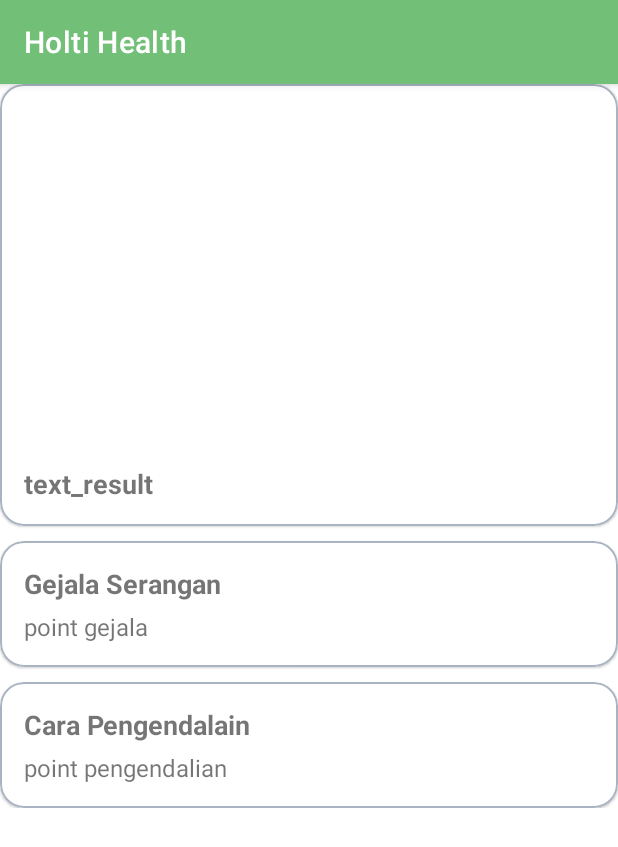
After one commit to AkmalRendiansyah/Holti-Health, an Android app: the DetailHistoryActivity screen opened directly, with no data from a screen before it, on a phone screen of 412 x 824 dp. The commit adds this screen. Shown: the top 847 px of the screen. Run offline under Robolectric (Android 15) with nearby library versions, the phone set to English and light mode, and no system bars; pictures from the network do not load.

Commit message:
Add detail history and fix UriImage

```diff
--- a/mobile-development/app/build.gradle.kts
+++ b/mobile-development/app/build.gradle.kts
@@ -68,7 +68,7 @@ dependencies {
     implementation("androidx.room:room-ktx:2.5.2")
     ksp("androidx.room:room-compiler:2.5.2")
 
-    implementation ("com.github.bumptech.glide:glide:4.15.1")
+    implementation ("com.github.bumptech.glide:glide:4.16.0")
 
     implementation ("org.tensorflow:tensorflow-lite:2.13.0")
     implementation("com.google.android.gms:play-services-tflite-support:16.1.0")
--- a/mobile-development/app/src/main/java/com/holtihealth/app/MyApplication.kt
+++ b/mobile-development/app/src/main/java/com/holtihealth/app/MyApplication.kt
@@ -11,7 +11,7 @@ import kotlinx.coroutines.SupervisorJob
 class MyApplication : Application() {
     private val applicationScope = CoroutineScope(SupervisorJob())
     val database by lazy { HoltiDatabase.getDatabase(this, applicationScope) }
-    val articelRepository by lazy { ArticleRepository(database.articleDao())}
+    val articleRepository by lazy { ArticleRepository(database.articleDao())}
     val diseaseRepository by lazy { DiseaseRepository(database.diseaseDao())}
     val historyRepository by lazy {HistoryRepository(database.historyDao())}
 
--- a/mobile-development/app/src/main/java/com/holtihealth/app/ViewModelFactory.kt
+++ b/mobile-development/app/src/main/java/com/holtihealth/app/ViewModelFactory.kt
@@ -6,13 +6,17 @@ import com.holtihealth.app.database.ArticleRepository
 import com.holtihealth.app.database.DiseaseRepository
 import com.holtihealth.app.database.HistoryRepository
 import com.holtihealth.app.ui.article.ArticleViewModel
+import com.holtihealth.app.ui.detailArticle.DetailArticleViewModel
+import com.holtihealth.app.ui.detailHistory.DetailHistoryViewModel
 import com.holtihealth.app.ui.history.HistoryViewModel
 import com.holtihealth.app.ui.scan.ResultViewModel
 
 class ViewModelFactory(
     private val diseaseRepository: DiseaseRepository? = null,
     private val articleRepository: ArticleRepository? = null,
-    private val historyRepository: HistoryRepository? = null
+    private val historyRepository: HistoryRepository? = null,
+    private val articleId: Int? = null,
+    private val historyId: Int? = null
 ) : ViewModelProvider.Factory {
 
     override fun <T : ViewModel> create(modelClass: Class<T>): T {
@@ -25,6 +29,12 @@ class ViewModelFactory(
         } else if (modelClass.isAssignableFrom(HistoryViewModel::class.java)){
             @Suppress("UNCHECKED_CAST")
             return  HistoryViewModel(historyRepository!!) as T
+        } else if (modelClass.isAssignableFrom(DetailArticleViewModel::class.java)) {
+            @Suppress("UNCHECKED_CAST")
+            return DetailArticleViewModel(articleRepository!!, articleId!!) as T
+        } else if (modelClass.isAssignableFrom(DetailHistoryViewModel::class.java)) {
+            @Suppress("UNCHECKED_CAST")
+            return  DetailHistoryViewModel(historyRepository!!, historyId!!) as T
         }
         throw IllegalArgumentException("Unknown ViewModel class")
     }
--- a/mobile-development/app/src/main/java/com/holtihealth/app/database/HistoryRepository.kt
+++ b/mobile-development/app/src/main/java/com/holtihealth/app/database/HistoryRepository.kt
@@ -12,7 +12,7 @@ class HistoryRepository(private val historyDao: HistoryDao) {
 
     fun getAllHistoryWithDisease(): LiveData<List<HistoryWithDisease>> = historyDao.getAllHistoryWithDisease()
 
-    fun getHistoryById(historyId: Int): LiveData<HistoryWithDisease> {
+    fun getHistoryDetail(historyId: Int): LiveData<HistoryWithDisease> {
         return historyDao.getHistoryById(historyId)
     }
 }
--- a/mobile-development/app/src/main/java/com/holtihealth/app/ui/detailArticle/DetailArticleViewModel.kt
+++ b/mobile-development/app/src/main/java/com/holtihealth/app/ui/detailArticle/DetailArticleViewModel.kt
@@ -10,5 +10,4 @@ class DetailArticleViewModel (private val repository: ArticleRepository, article
 
     val getdetail: LiveData<Article> = repository.getArticleDetail(articleId)
 
-
 }
--- /dev/null
+++ b/mobile-development/app/src/main/java/com/holtihealth/app/ui/detailHistory/DetailHistoryActivity.kt
@@ -0,0 +1,74 @@
+package com.holtihealth.app.ui.detailHistory
+
+import android.content.Intent
+import android.content.pm.PackageManager
+import android.net.Uri
+import android.os.Bundle
+import android.util.Log
+import androidx.activity.enableEdgeToEdge
+import androidx.activity.viewModels
+import androidx.appcompat.app.AppCompatActivity
+import androidx.core.app.ActivityCompat
+import androidx.core.content.ContextCompat
+import androidx.core.view.ViewCompat
+import androidx.core.view.WindowInsetsCompat
+import androidx.lifecycle.ViewModelProvider
+import com.bumptech.glide.Glide
+
+import com.holtihealth.app.MyApplication
+import com.holtihealth.app.R
+import com.holtihealth.app.ViewModelFactory
+import com.holtihealth.app.database.HistoryWithDisease
+import com.holtihealth.app.databinding.ActivityDetailHistoryBinding
+import com.holtihealth.app.ui.detailArticle.DetailArticleViewModel
+
+class DetailHistoryActivity : AppCompatActivity() {
+    private lateinit var binding: ActivityDetailHistoryBinding
+
+    private val myApplication by lazy {
+        application as? MyApplication ?: throw IllegalStateException("Application is not an instance of MyApplication")
+    }
+
+    private val detailHistoryViewModel: DetailHistoryViewModel by lazy {
+        val historyId = intent.getIntExtra("HISTORY_ID", 0)
+        ViewModelProvider(
+            this,
+            ViewModelFactory(historyRepository = myApplication.historyRepository, historyId = historyId)
+        )[DetailHistoryViewModel::class.java]
+    }
+
+    override fun onCreate(savedInstanceState: Bundle?) {
+        super.onCreate(savedInstanceState)
+        enableEdgeToEdge()
+
+        binding = ActivityDetailHistoryBinding.inflate(layoutInflater)
+        setContentView(binding.root)
+
+        ViewCompat.setOnApplyWindowInsetsListener(findViewById(R.id.main)) { v, insets ->
+            val systemBars = insets.getInsets(WindowInsetsCompat.Type.systemBars())
+            v.setPadding(systemBars.left, systemBars.top, systemBars.right, systemBars.bottom)
+            insets
+        }
+
+        // Observe data detail
+        detailHistoryViewModel.getDetail.observe(this) { historyWithDisease ->
+            Log.d("DetailHistoryActivity", "Received data: $historyWithDisease")
+            historyWithDisease?.let { showHistoryDetail(it) }
+        }
+    }
+
+    private fun showHistoryDetail(historyWithDisease: HistoryWithDisease) {
+        val history = historyWithDisease.history
+        val disease = historyWithDisease.disease
+
+        binding.resultTextView.text = disease.name
+        binding.indicationText.text = disease.symptoms
+        binding.controlText.text = disease.control
+
+        Glide.with(this)
+            .load(history.photoUri)
+            .into(binding.resultImageView)
+
+        Log.d("DetailHistoryActivity", "photoUri: ${history.photoUri}")
+    }
+}
--- /dev/null
+++ b/mobile-development/app/src/main/java/com/holtihealth/app/ui/detailHistory/DetailHistoryViewModel.kt
@@ -0,0 +1,11 @@
+package com.holtihealth.app.ui.detailHistory
+
+import androidx.lifecycle.LiveData
+import androidx.lifecycle.ViewModel
+import com.holtihealth.app.database.History
+import com.holtihealth.app.database.HistoryRepository
+import com.holtihealth.app.database.HistoryWithDisease
+
+class DetailHistoryViewModel (private val historyRepository: HistoryRepository, historyId: Int) : ViewModel(){
+    val getDetail : LiveData<HistoryWithDisease> = historyRepository.getHistoryDetail(historyId)
+}
--- a/mobile-development/app/src/main/java/com/holtihealth/app/ui/scan/ImageClassifierHelper.kt
+++ b/mobile-development/app/src/main/java/com/holtihealth/app/ui/scan/ImageClassifierHelper.kt
@@ -83,9 +83,7 @@ class ImageClassifierHelper(
 
         val classNames = listOf(
             "Bercak Daun", "Busuk Buah Antraknosa", "Kutu Daun",
-            "Kutu Daun Persik", "Kutu Kebul", "Lalat Buah",
-            "Layu", "Sehat", "Thrips & Tungau",
-            "Ulat Grayak", "Virus Kuning"
+            "Sehat", "Thrips & Tungau","Virus Kuning"
         )
 
         val predictedIndex = probabilities.indices.maxByOrNull { probabilities[it] } ?: -1
--- /dev/null
+++ b/mobile-development/app/src/main/res/layout/activity_detail_history.xml
@@ -0,0 +1,160 @@
+<?xml version="1.0" encoding="utf-8"?>
+<ScrollView xmlns:android="http://schemas.android.com/apk/res/android"
+    xmlns:app="http://schemas.android.com/apk/res-auto"
+    xmlns:tools="http://schemas.android.com/tools"
+    android:id="@+id/main"
+    android:layout_width="match_parent"
+    android:layout_height="match_parent"
+    android:scrollbars="none"
+    android:padding="8dp">
+
+    <androidx.constraintlayout.widget.ConstraintLayout
+        android:layout_width="match_parent"
+        android:layout_height="match_parent">
+
+        <com.google.android.material.card.MaterialCardView
+            android:id="@+id/imageResult"
+            android:layout_width="match_parent"
+            android:layout_height="wrap_content"
+            app:layout_constraintTop_toTopOf="parent"
+            app:strokeColor="@color/border"
+            tools:layout_editor_absoluteX="16dp"
+            app:cardCornerRadius="16dp"
+            app:cardElevation="1dp"
+            app:strokeWidth="1dp">
+
+            <androidx.constraintlayout.widget.ConstraintLayout
+                android:layout_width="match_parent"
+                android:layout_height="wrap_content">
+
+
+                <ImageView
+                    android:id="@+id/resultImageView"
+                    android:layout_width="match_parent"
+                    android:layout_height="0dp"
+                    android:contentDescription="@string/image_scan"
+                    android:scaleType="centerCrop"
+                    app:layout_constraintDimensionRatio="45:26"
+                    app:layout_constraintEnd_toEndOf="parent"
+                    app:layout_constraintHorizontal_bias="0.0"
+                    app:layout_constraintStart_toStartOf="parent"
+                    app:layout_constraintTop_toTopOf="parent" />
+
+                <TextView
+                    android:id="@+id/resultTextView"
+                    android:layout_width="match_parent"
+                    android:layout_height="wrap_content"
+                    android:layout_marginStart="16dp"
+                    android:layout_marginTop="16dp"
+                    android:layout_marginEnd="16dp"
+                    android:layout_marginBottom="16dp"
+                    android:ellipsize="end"
+                    android:maxLines="2"
+                    android:text="@string/text_result"
+                    android:textSize="18sp"
+                    android:textStyle="bold"
+                    app:layout_constraintBottom_toBottomOf="parent"
+                    app:layout_constraintEnd_toEndOf="parent"
+                    app:layout_constraintStart_toStartOf="parent"
+                    app:layout_constraintTop_toBottomOf="@id/resultImageView" />
+
+
+            </androidx.constraintlayout.widget.ConstraintLayout>
+        </com.google.android.material.card.MaterialCardView>
+
+        <com.google.android.material.card.MaterialCardView
+            android:id="@+id/indication"
+            android:layout_width="match_parent"
+            android:layout_height="wrap_content"
+            android:layout_marginTop="10dp"
+            android:padding="8dp"
+            app:cardCornerRadius="16dp"
+            app:cardElevation="1dp"
+            app:layout_constraintTop_toBottomOf="@+id/imageResult"
+            app:strokeColor="@color/border"
+            app:strokeWidth="1dp"
+            tools:layout_editor_absoluteX="16dp">
+
+            <androidx.constraintlayout.widget.ConstraintLayout
+                android:layout_width="match_parent"
+                android:layout_height="wrap_content">
+
+                <TextView
+                    android:id="@+id/titleIndication"
+                    android:layout_width="wrap_content"
+                    android:layout_height="wrap_content"
+                    android:layout_margin="16dp"
+                    android:text="Gejala Serangan"
+                    android:textSize="18sp"
+                    android:textStyle="bold"
+                    app:layout_constraintStart_toStartOf="parent"
+                    app:layout_constraintTop_toTopOf="parent" />
+
+                <TextView
+                    android:id="@+id/indicationText"
+                    android:layout_width="match_parent"
+                    android:layout_height="wrap_content"
+                    android:layout_marginStart="16sp"
+                    android:layout_marginTop="5dp"
+                    android:layout_marginEnd="16sp"
+                    android:layout_marginBottom="16sp"
+                    android:text="point gejala"
+                    android:textSize="16sp"
+                    app:layout_constraintBottom_toBottomOf="parent"
+                    app:layout_constraintEnd_toEndOf="parent"
+                    app:layout_constraintStart_toStartOf="parent"
+                    app:layout_constraintTop_toBottomOf="@+id/titleIndication" />
+
+            </androidx.constraintlayout.widget.ConstraintLayout>
+        </com.google.android.material.card.MaterialCardView>
+
+        <com.google.android.material.card.MaterialCardView
+            android:id="@+id/control"
+            android:layout_width="match_parent"
+            android:layout_height="wrap_content"
+            android:layout_marginTop="10dp"
+            android:padding="8dp"
+            app:cardCornerRadius="16dp"
+            app:cardElevation="1dp"
+            app:layout_constraintTop_toBottomOf="@+id/indication"
+            app:strokeColor="@color/border"
+            app:strokeWidth="1dp"
+            tools:layout_editor_absoluteX="16dp">
+
+            <androidx.constraintlayout.widget.ConstraintLayout
+                android:layout_width="match_parent"
+                android:layout_height="wrap_content">
+
+                <TextView
+                    android:id="@+id/titleControl"
+                    android:layout_width="wrap_content"
+                    android:layout_height="wrap_content"
+                    android:layout_margin="16dp"
+                    android:text="Cara Pengendalain"
+                    android:textSize="18sp"
+                    android:textStyle="bold"
+                    app:layout_constraintStart_toStartOf="parent"
+                    app:layout_constraintTop_toTopOf="parent" />
+
+                <TextView
+                    android:id="@+id/controlText"
+                    android:layout_width="match_parent"
+                    android:layout_height="wrap_content"
+                    android:layout_marginStart="16sp"
+                    android:layout_marginTop="5dp"
+                    android:layout_marginEnd="16sp"
+                    android:layout_marginBottom="16sp"
+                    android:text="point pengendalian"
+                    android:textSize="16sp"
+                    app:layout_constraintBottom_toBottomOf="parent"
+                    app:layout_constraintEnd_toEndOf="parent"
+                    app:layout_constraintStart_toStartOf="parent"
+                    app:layout_constraintTop_toBottomOf="@+id/titleControl" />
+
+            </androidx.constraintlayout.widget.ConstraintLayout>
+        </com.google.android.material.card.MaterialCardView>
+
+
+    </androidx.constraintlayout.widget.ConstraintLayout>
+
+</ScrollView>
```
Also changed, not shown: mobile-development/app/src/main/AndroidManifest.xml (+8 -6 lines), mobile-development/app/src/main/java/com/holtihealth/app/Utils.kt (+21 -0 lines), mobile-development/app/src/main/java/com/holtihealth/app/helper/InitialDataSource.kt (+77 -11 lines), mobile-development/app/src/main/java/com/holtihealth/app/ui/article/ArticleAdapter.kt (+8 -15 lines), mobile-development/app/src/main/java/com/holtihealth/app/ui/article/ArticleFragment.kt (+6 -10 lines), mobile-development/app/src/main/java/com/holtihealth/app/ui/detailArticle/DetailArticleActivity.kt (+16 -14 lines), mobile-development/app/src/main/java/com/holtihealth/app/ui/history/HistoryAdapter.kt (+8 -5 lines), mobile-development/app/src/main/java/com/holtihealth/app/ui/history/HistoryFragment.kt (+8 -3 lines), mobile-development/app/src/main/java/com/holtihealth/app/ui/scan/ResultActivity.kt (+11 -6 lines).
